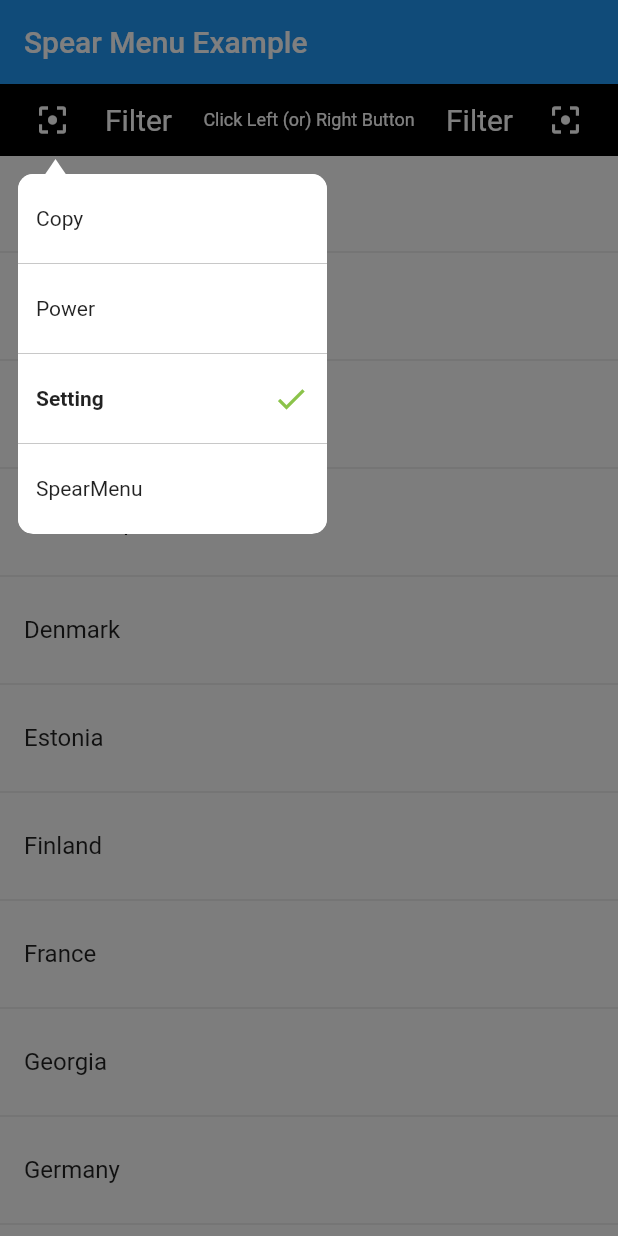
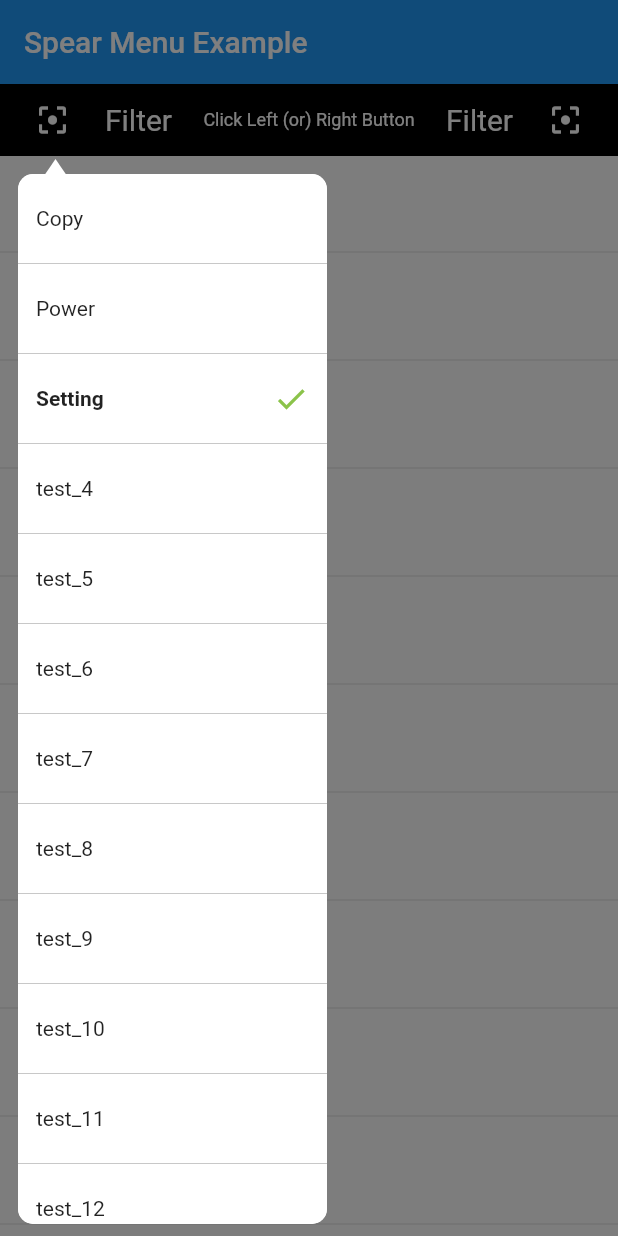
Before and after one commit to Mohanraj153/flutter_spear_menu, a Flutter app: the screen it shows after launch, scrolled down 576 dp, after a tap on the "filter center focus" icon, on a phone screen of 412 x 824 dp. Run offline on Flutter 3.47's test engine with Material 2 defaults, Android fonts, the phone set to English and light mode, and no system bars.

Commit message:
Add scrolling in menu

```diff
--- a/example/lib/main.dart
+++ b/example/lib/main.dart
@@ -106,7 +106,19 @@ class _MyHomePageState extends State<MyHomePage> {
       menuList.add(CustomData('Copy', false));
       menuList.add(CustomData('Power', false));
       menuList.add(CustomData('Setting', true));
-      menuList.add(CustomData('SpearMenu', false));
+      menuList.add(CustomData('test_4', false));
+      menuList.add(CustomData('test_5', false));
+      menuList.add(CustomData('test_6', false));
+      menuList.add(CustomData('test_7', false));
+      menuList.add(CustomData('test_8', false));
+      menuList.add(CustomData('test_9', false));
+      menuList.add(CustomData('test_10', false));
+      menuList.add(CustomData('test_11', false));
+      menuList.add(CustomData('test_12', false));
+      menuList.add(CustomData('test_13', false));
+      menuList.add(CustomData('test_14', false));
+      menuList.add(CustomData('test_15', false));
+      menuList.add(CustomData('test_16', false));
     }
 
     List<MenuItemProvider> setData = new List<MenuItemProvider>();
--- a/lib/spear_menu.dart
+++ b/lib/spear_menu.dart
@@ -11,6 +11,7 @@ abstract class MenuItemProvider {
   String get menuTitle;
 
   bool get activeStatus;
+
   actStatus(bool value);
 
   TextStyle get menuTextStyle;
@@ -31,14 +32,14 @@ class MenuItem extends MenuItemProvider {
 
   @override
 //  TextStyle get menuTextStyle => textStyle ?? TextStyle(color: Color(0xffc5c5c5), fontSize: 14.0);
-  TextStyle get menuTextStyle => textStyle ?? TextStyle(color: Colors.black87, fontSize: 14.0);
+  TextStyle get menuTextStyle =>
+      textStyle ?? TextStyle(color: Colors.black87, fontSize: 14.0);
 
   @override
   actStatus(bool value) {
     // TODO: implement actStatus
     isActive = value;
   }
-
 }
 
 typedef MenuClickCallback = Function(MenuItemProvider item);
@@ -46,6 +47,7 @@ typedef SpearMenuStateChanged = Function(bool isShow);
 
 class SpearMenu {
 //  static var itemWidth = 152.0;
+  static var maxMenuHeight = MediaQuery.of(context).size.height;
   static var itemWidth = MediaQuery.of(context).size.width * 0.50;
   static var itemHeight = 60.0;
   static var arrowHeight = 10.0;
@@ -132,7 +134,8 @@ class SpearMenu {
   static Rect getWidgetGlobalRect(GlobalKey key) {
     RenderBox renderBox = key.currentContext.findRenderObject();
     var offset = renderBox.localToGlobal(Offset.zero);
-    return Rect.fromLTWH(offset.dx, offset.dy, renderBox.size.width, renderBox.size.height);
+    return Rect.fromLTWH(
+        offset.dx, offset.dy, renderBox.size.width, renderBox.size.height);
   }
 
   void _calculatePosition(BuildContext context) {
@@ -170,7 +173,9 @@ class SpearMenu {
 
   // This height exclude the arrow
   double menuHeight() {
-    return itemHeight * _row;
+    var menuHeight = itemHeight * _row;
+    if (menuHeight > maxMenuHeight) return maxMenuHeight-_showRect.bottom-20;
+    return menuHeight;
   }
 
   LayoutBuilder buildSpearMenuLayout(Offset offset) {
@@ -188,16 +193,20 @@ class SpearMenu {
         },
         child: Container(
           decoration: new BoxDecoration(
-              border: new Border.all(width: 2.0, color: Colors.transparent), color: Colors.black.withOpacity(0.5)),
+              border: new Border.all(width: 2.0, color: Colors.transparent),
+              color: Colors.black.withOpacity(0.5)),
           child: Stack(
             children: <Widget>[
               // triangle arrow
               Positioned(
                 left: _showRect.left + _showRect.width / 2.0 - 7.5,
-                top: _isDown ? offset.dy + menuHeight() : offset.dy - arrowHeight,
+                top: _isDown
+                    ? offset.dy + menuHeight()
+                    : offset.dy - arrowHeight,
                 child: CustomPaint(
                   size: Size(15.0, arrowHeight),
-                  painter: TrianglePainter(isDown: _isDown, color: _backgroundColor),
+                  painter:
+                      TrianglePainter(isDown: _isDown, color: _backgroundColor),
                 ),
               ),
               // menu content
@@ -214,12 +223,18 @@ class SpearMenu {
                           child: Container(
                               width: menuWidth(),
                               height: menuHeight(),
-                            decoration:
-                            BoxDecoration(color: _backgroundColor, borderRadius: BorderRadius.circular(10.0)),
+                              decoration: BoxDecoration(
+                                  color: _backgroundColor,
+                                  borderRadius: BorderRadius.circular(10.0)),
+                              child: Scrollbar(
+                                child: SingleChildScrollView(
+                                    child: Padding(
+                                  padding: EdgeInsets.zero,
                                   child: Column(
                                     children: _createRows(),
                                   ),
                                 )),
+                              ))),
                     ],
                   ),
                 ),
@@ -235,9 +250,11 @@ class SpearMenu {
   List<Widget> _createRows() {
     List<Widget> rows = [];
     for (int i = 0; i < _row; i++) {
-      Color color = (i < _row - 1 && _row != 1) ? _lineColor : Colors.transparent;
+      Color color =
+          (i < _row - 1 && _row != 1) ? _lineColor : Colors.transparent;
       Widget rowWidget = Container(
-        decoration: BoxDecoration(border: Border(bottom: BorderSide(color: color, width: 0.5))),
+        decoration: BoxDecoration(
+            border: Border(bottom: BorderSide(color: color, width: 0.5))),
         height: itemHeight,
         child: Row(
           children: _createRowItems(i),
@@ -252,7 +269,8 @@ class SpearMenu {
 
   //Create a line of item,  row Count from 0
   List<Widget> _createRowItems(int row) {
-    List<MenuItemProvider> subItems = items.sublist(row, min(row + 1, items.length));
+    List<MenuItemProvider> subItems =
+        items.sublist(row, min(row + 1, items.length));
     List<Widget> itemWidgets = [];
     for (var item in subItems) {
       itemWidgets.add(_createMenuItem(item));
@@ -305,7 +323,11 @@ class _MenuItemWidget extends StatefulWidget {
 
   final Function(MenuItemProvider item) clickCallback;
 
-  _MenuItemWidget({this.item, this.clickCallback, this.backgroundColor, this.highlightColor});
+  _MenuItemWidget(
+      {this.item,
+      this.clickCallback,
+      this.backgroundColor,
+      this.highlightColor});
 
   @override
   _MenuItemWidgetState createState() => _MenuItemWidgetState();
@@ -364,7 +386,10 @@ class _MenuItemWidgetState extends State<_MenuItemWidget> {
             flex: 1,
             child: Material(
               color: Colors.transparent,
-              child: Text(widget.item.menuTitle, style: widget.item.menuTextStyle.copyWith(fontWeight: activeMode ? FontWeight.bold : FontWeight.normal)),
+              child: Text(widget.item.menuTitle,
+                  style: widget.item.menuTextStyle.copyWith(
+                      fontWeight:
+                          activeMode ? FontWeight.bold : FontWeight.normal)),
             ),
           ),
           Visibility(
```
Lines whose indentation alone changed are shown as unchanged.
